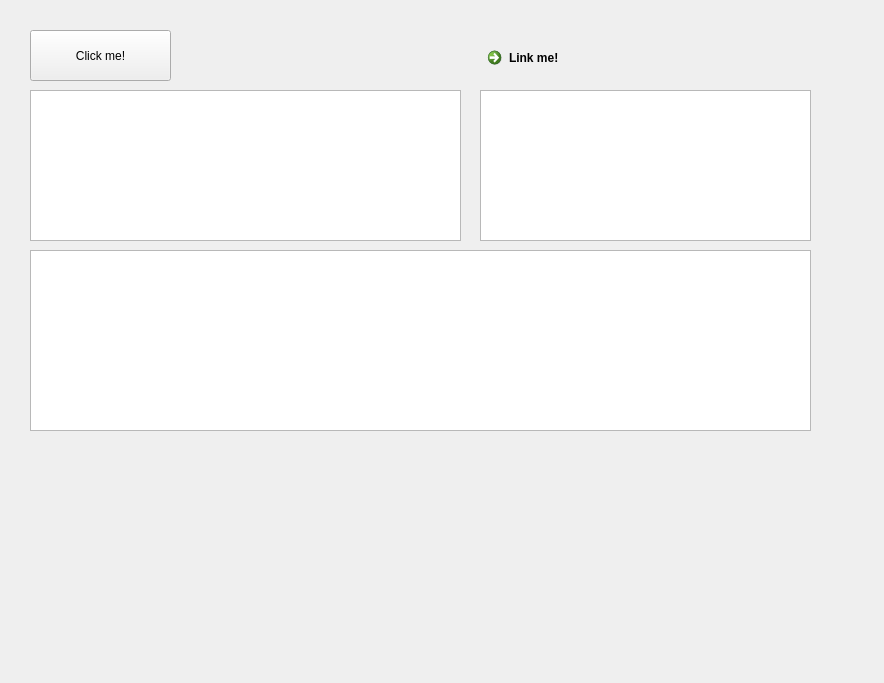
The window that ui/mainwindow.ui (aselvais/pyqt-experiment) describes before a commit, drawn with Qt 5.
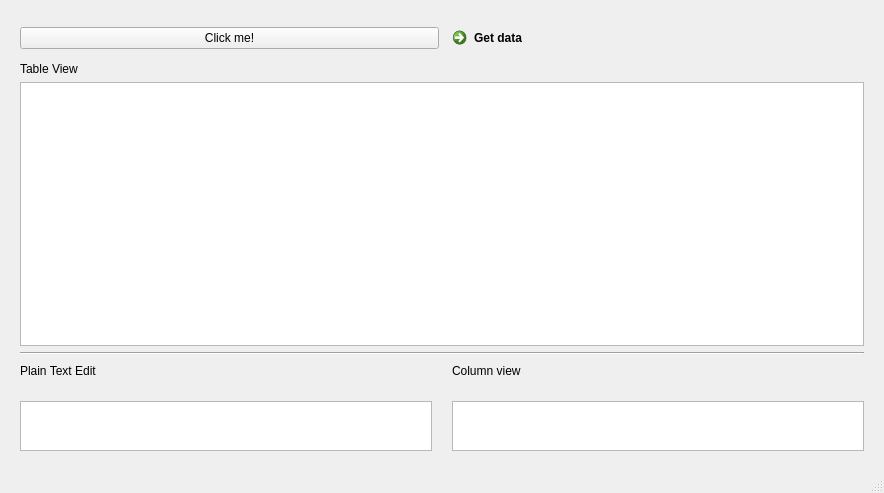
The same window after the commit.

Commit message: add grid data and change layout

Diff of the .ui file:
```diff
--- a/ui/mainwindow.ui
+++ b/ui/mainwindow.ui
@@ -7,70 +7,144 @@
     <x>0</x>
     <y>0</y>
     <width>884</width>
-    <height>683</height>
+    <height>493</height>
    </rect>
   </property>
   <property name="windowTitle">
    <string>MainWindow</string>
   </property>
   <widget class="QWidget" name="centralwidget">
-   <widget class="QPushButton" name="btn_clickme">
-    <property name="geometry">
-     <rect>
-      <x>30</x>
-      <y>30</y>
-      <width>141</width>
-      <height>51</height>
-     </rect>
+   <layout class="QVBoxLayout" name="verticalLayout">
+    <property name="leftMargin">
+     <number>20</number>
     </property>
-    <property name="text">
-     <string>Click me!</string>
+    <property name="topMargin">
+     <number>20</number>
     </property>
-   </widget>
-   <widget class="QCommandLinkButton" name="btn_linkme">
-    <property name="geometry">
-     <rect>
-      <x>480</x>
-      <y>40</y>
-      <width>185</width>
-      <height>41</height>
-     </rect>
+    <property name="rightMargin">
+     <number>20</number>
     </property>
-    <property name="text">
-     <string>Link me!</string>
+    <property name="bottomMargin">
+     <number>20</number>
     </property>
-   </widget>
-   <widget class="QTableView" name="table_view">
-    <property name="geometry">
-     <rect>
-      <x>30</x>
-      <y>90</y>
-      <width>431</width>
-      <height>151</height>
-     </rect>
-    </property>
-   </widget>
-   <widget class="QColumnView" name="column_view">
-    <property name="geometry">
-     <rect>
-      <x>480</x>
-      <y>90</y>
-      <width>331</width>
-      <height>151</height>
-     </rect>
-    </property>
-   </widget>
-   <widget class="QPlainTextEdit" name="plain_text_edit">
-    <property name="geometry">
-     <rect>
-      <x>30</x>
-      <y>250</y>
-      <width>781</width>
-      <height>181</height>
-     </rect>
-    </property>
-   </widget>
+    <item>
+     <layout class="QHBoxLayout" name="horizontalLayout">
+      <item>
+       <widget class="QPushButton" name="btn_clickme">
+        <property name="text">
+         <string>Click me!</string>
+        </property>
+       </widget>
+      </item>
+      <item>
+       <widget class="QCommandLinkButton" name="btn_linkme">
+        <property name="text">
+         <string>Get data</string>
+        </property>
+       </widget>
+      </item>
+     </layout>
+    </item>
+    <item>
+     <widget class="QLabel" name="label_tableview">
+      <property name="text">
+       <string>Table View</string>
+      </property>
+     </widget>
+    </item>
+    <item>
+     <widget class="QTableView" name="table_view">
+      <property name="sortingEnabled">
+       <bool>true</bool>
+      </property>
+      <property name="wordWrap">
+       <bool>false</bool>
+      </property>
+      <attribute name="horizontalHeaderCascadingSectionResizes">
+       <bool>false</bool>
+      </attribute>
+      <attribute name="horizontalHeaderShowSortIndicator" stdset="0">
+       <bool>true</bool>
+      </attribute>
+     </widget>
+    </item>
+    <item>
+     <widget class="Line" name="line">
+      <property name="orientation">
+       <enum>Qt::Horizontal</enum>
+      </property>
+     </widget>
+    </item>
+    <item>
+     <layout class="QHBoxLayout" name="horizontalLayout_2">
+      <property name="spacing">
+       <number>20</number>
+      </property>
+      <item>
+       <layout class="QVBoxLayout" name="verticalLayout_3">
+        <item>
+         <widget class="QLabel" name="label_textedit">
+          <property name="maximumSize">
+           <size>
+            <width>16777215</width>
+            <height>20</height>
+           </size>
+          </property>
+          <property name="text">
+           <string>Plain Text Edit</string>
+          </property>
+         </widget>
+        </item>
+        <item>
+         <widget class="QPlainTextEdit" name="plain_text_edit">
+          <property name="sizePolicy">
+           <sizepolicy hsizetype="Expanding" vsizetype="Fixed">
+            <horstretch>0</horstretch>
+            <verstretch>0</verstretch>
+           </sizepolicy>
+          </property>
+          <property name="maximumSize">
+           <size>
+            <width>16777215</width>
+            <height>50</height>
+           </size>
+          </property>
+         </widget>
+        </item>
+       </layout>
+      </item>
+      <item>
+       <layout class="QVBoxLayout" name="verticalLayout_2">
+        <item>
+         <widget class="QLabel" name="label_columnview">
+          <property name="maximumSize">
+           <size>
+            <width>16777215</width>
+            <height>20</height>
+           </size>
+          </property>
+          <property name="text">
+           <string>Column view</string>
+          </property>
+         </widget>
+        </item>
+        <item>
+         <widget class="QColumnView" name="column_view">
+          <property name="maximumSize">
+           <size>
+            <width>16777215</width>
+            <height>50</height>
+           </size>
+          </property>
+         </widget>
+        </item>
+       </layout>
+      </item>
+     </layout>
+    </item>
+   </layout>
   </widget>
+  <widget class="QStatusBar" name="statusbar"/>
  </widget>
  <resources/>
  <connections/>
```
The commit also changes 2 other files.
